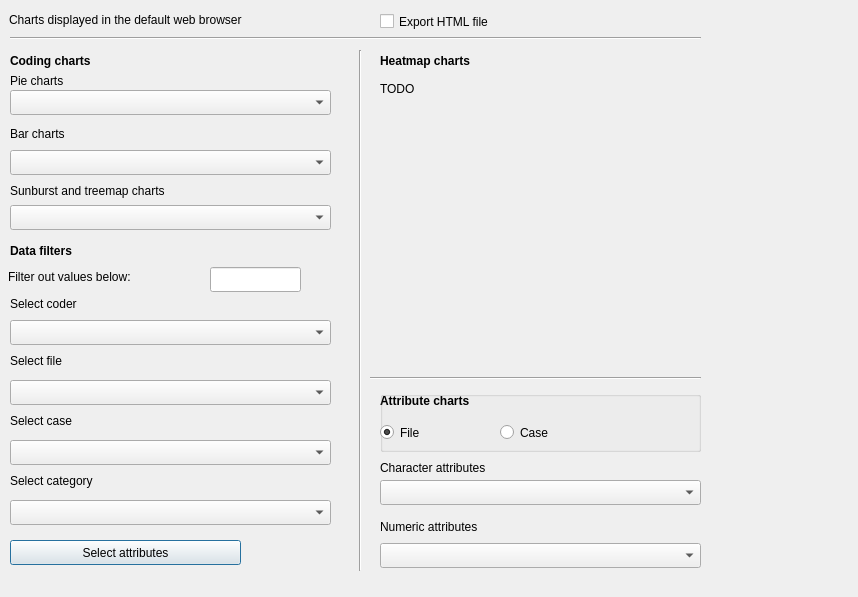
First picture: the form in GUI_UIs/ui_dialog_charts.ui, repository ccbogel/QualCoder, before the edit.
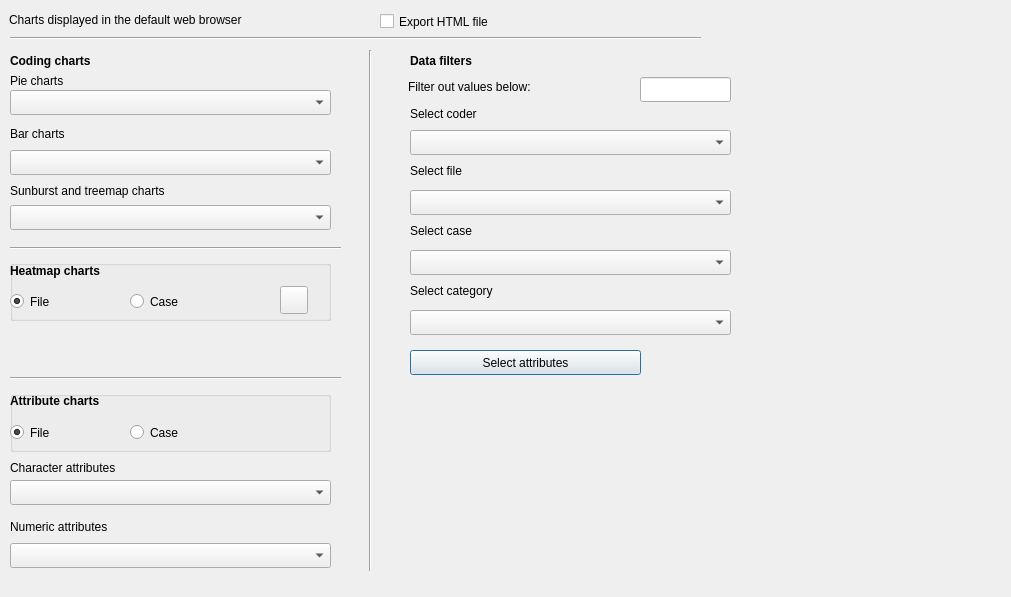
Second picture: the form after the edit.

Diff of the .ui file:
```diff
--- a/GUI_UIs/ui_dialog_charts.ui
+++ b/GUI_UIs/ui_dialog_charts.ui
@@ -6,7 +6,7 @@
    <rect>
     <x>0</x>
     <y>0</y>
-    <width>858</width>
+    <width>1011</width>
     <height>597</height>
    </rect>
   </property>
@@ -98,8 +98,8 @@
   <widget class="QLabel" name="label_coder">
    <property name="geometry">
     <rect>
-     <x>10</x>
-     <y>293</y>
+     <x>410</x>
+     <y>103</y>
      <width>151</width>
      <height>22</height>
     </rect>
@@ -111,8 +111,8 @@
   <widget class="QComboBox" name="comboBox_coders">
    <property name="geometry">
     <rect>
-     <x>10</x>
-     <y>320</y>
+     <x>410</x>
+     <y>130</y>
      <width>321</width>
      <height>25</height>
     </rect>
@@ -121,8 +121,8 @@
   <widget class="QComboBox" name="comboBox_file">
    <property name="geometry">
     <rect>
-     <x>10</x>
-     <y>380</y>
+     <x>410</x>
+     <y>190</y>
      <width>321</width>
      <height>25</height>
     </rect>
@@ -131,8 +131,8 @@
   <widget class="QLabel" name="label_select_file">
    <property name="geometry">
     <rect>
-     <x>10</x>
-     <y>350</y>
+     <x>410</x>
+     <y>160</y>
      <width>231</width>
      <height>22</height>
     </rect>
@@ -144,8 +144,8 @@
   <widget class="QComboBox" name="comboBox_case">
    <property name="geometry">
     <rect>
-     <x>10</x>
-     <y>440</y>
+     <x>410</x>
+     <y>250</y>
      <width>321</width>
      <height>25</height>
     </rect>
@@ -158,8 +158,8 @@
   <widget class="QLabel" name="label_select_case">
    <property name="geometry">
     <rect>
-     <x>10</x>
-     <y>410</y>
+     <x>410</x>
+     <y>220</y>
      <width>211</width>
      <height>22</height>
     </rect>
@@ -175,8 +175,8 @@
   <widget class="QPushButton" name="pushButton_attributes">
    <property name="geometry">
     <rect>
-     <x>10</x>
-     <y>540</y>
+     <x>410</x>
+     <y>350</y>
      <width>231</width>
      <height>25</height>
     </rect>
@@ -188,8 +188,8 @@
   <widget class="QLabel" name="label_filter">
    <property name="geometry">
     <rect>
-     <x>8</x>
-     <y>266</y>
+     <x>408</x>
+     <y>76</y>
      <width>201</width>
      <height>22</height>
     </rect>
@@ -201,8 +201,8 @@
   <widget class="QLineEdit" name="lineEdit_filter">
    <property name="geometry">
     <rect>
-     <x>210</x>
-     <y>267</y>
+     <x>640</x>
+     <y>77</y>
      <width>91</width>
      <height>25</height>
     </rect>
@@ -217,8 +217,8 @@
   <widget class="QLabel" name="label_filters">
    <property name="geometry">
     <rect>
-     <x>10</x>
-     <y>240</y>
+     <x>410</x>
+     <y>50</y>
      <width>291</width>
      <height>22</height>
     </rect>
@@ -255,8 +255,8 @@
   <widget class="QComboBox" name="comboBox_category">
    <property name="geometry">
     <rect>
-     <x>10</x>
-     <y>500</y>
+     <x>410</x>
+     <y>310</y>
      <width>321</width>
      <height>25</height>
     </rect>
@@ -265,8 +265,8 @@
   <widget class="QLabel" name="label_category">
    <property name="geometry">
     <rect>
-     <x>10</x>
-     <y>470</y>
+     <x>410</x>
+     <y>280</y>
      <width>151</width>
      <height>22</height>
     </rect>
@@ -278,7 +278,7 @@
   <widget class="Line" name="line">
    <property name="geometry">
     <rect>
-     <x>350</x>
+     <x>360</x>
      <y>50</y>
      <width>20</width>
      <height>521</height>
@@ -291,7 +291,7 @@
   <widget class="QLabel" name="label_chart_attributes">
    <property name="geometry">
     <rect>
-     <x>380</x>
+     <x>10</x>
      <y>390</y>
      <width>261</width>
      <height>22</height>
@@ -310,7 +310,7 @@
   <widget class="QLabel" name="label_num_attr">
    <property name="geometry">
     <rect>
-     <x>380</x>
+     <x>10</x>
      <y>516</y>
      <width>291</width>
      <height>22</height>
@@ -323,7 +323,7 @@
   <widget class="QLabel" name="label_char_attr">
    <property name="geometry">
     <rect>
-     <x>380</x>
+     <x>10</x>
      <y>457</y>
      <width>291</width>
      <height>22</height>
@@ -336,7 +336,7 @@
   <widget class="QComboBox" name="comboBox_num_attributes">
    <property name="geometry">
     <rect>
-     <x>380</x>
+     <x>10</x>
      <y>543</y>
      <width>321</width>
      <height>25</height>
@@ -346,7 +346,7 @@
   <widget class="QComboBox" name="comboBox_char_attributes">
    <property name="geometry">
     <rect>
-     <x>380</x>
+     <x>10</x>
      <y>480</y>
      <width>321</width>
      <height>25</height>
@@ -356,7 +356,7 @@
   <widget class="Line" name="line_2">
    <property name="geometry">
     <rect>
-     <x>370</x>
+     <x>10</x>
      <y>370</y>
      <width>331</width>
      <height>16</height>
@@ -369,7 +369,7 @@
   <widget class="QGroupBox" name="groupBox">
    <property name="geometry">
     <rect>
-     <x>380</x>
+     <x>10</x>
      <y>391</y>
      <width>321</width>
      <height>61</height>
@@ -430,8 +430,8 @@
   <widget class="QLabel" name="label_chart_options_2">
    <property name="geometry">
     <rect>
-     <x>380</x>
-     <y>50</y>
+     <x>10</x>
+     <y>260</y>
      <width>261</width>
      <height>22</height>
     </rect>
@@ -459,19 +459,113 @@
     <enum>Qt::Horizontal</enum>
    </property>
   </widget>
-  <widget class="QLabel" name="label">
+  <widget class="QGroupBox" name="groupBox_heatmaps">
    <property name="geometry">
     <rect>
-     <x>380</x>
-     <y>80</y>
-     <width>67</width>
-     <height>17</height>
+     <x>10</x>
+     <y>260</y>
+     <width>321</width>
+     <height>61</height>
     </rect>
    </property>
-   <property name="text">
-    <string>TODO</string>
+   <property name="maximumSize">
+    <size>
+     <width>16777215</width>
+     <height>16777215</height>
+    </size>
    </property>
+   <property name="title">
+    <string/>
+   </property>
+   <widget class="QRadioButton" name="radioButton_heatmap_file">
+    <property name="geometry">
+     <rect>
+      <x>0</x>
+      <y>30</y>
+      <width>112</width>
+      <height>23</height>
+     </rect>
+    </property>
+    <property name="text">
+     <string>File</string>
+    </property>
+    <property name="checked">
+     <bool>true</bool>
+    </property>
+   </widget>
+   <widget class="QRadioButton" name="radioButton_heatmap_case">
+    <property name="geometry">
+     <rect>
+      <x>120</x>
+      <y>30</y>
+      <width>112</width>
+      <height>23</height>
+     </rect>
+    </property>
+    <property name="text">
+     <string>Case</string>
+    </property>
+   </widget>
+   <widget class="QPushButton" name="pushButton_heatmap">
+    <property name="geometry">
+     <rect>
+      <x>270</x>
+      <y>26</y>
+      <width>28</width>
+      <height>28</height>
+     </rect>
+    </property>
+    <property name="text">
+     <string/>
+    </property>
+   </widget>
   </widget>
+  <widget class="Line" name="line_4">
+   <property name="geometry">
+    <rect>
+     <x>10</x>
+     <y>240</y>
+     <width>331</width>
+     <height>16</height>
+    </rect>
+   </property>
+   <property name="orientation">
+    <enum>Qt::Horizontal</enum>
+   </property>
+  </widget>
+  <zorder>groupBox</zorder>
+  <zorder>groupBox_heatmaps</zorder>
+  <zorder>label_info</zorder>
+  <zorder>label_pie</zorder>
+  <zorder>label_bar</zorder>
+  <zorder>comboBox_pie_charts</zorder>
+  <zorder>comboBox_bar_charts</zorder>
+  <zorder>comboBox_sunburst_charts</zorder>
+  <zorder>label_hierarchy</zorder>
+  <zorder>label_coder</zorder>
+  <zorder>comboBox_coders</zorder>
+  <zorder>comboBox_file</zorder>
+  <zorder>label_select_file</zorder>
+  <zorder>comboBox_case</zorder>
+  <zorder>label_select_case</zorder>
+  <zorder>pushButton_attributes</zorder>
+  <zorder>label_filter</zorder>
+  <zorder>lineEdit_filter</zorder>
+  <zorder>label_filters</zorder>
+  <zorder>label_chart_options</zorder>
+  <zorder>comboBox_category</zorder>
+  <zorder>label_category</zorder>
+  <zorder>line</zorder>
+  <zorder>label_chart_attributes</zorder>
+  <zorder>label_num_attr</zorder>
+  <zorder>label_char_attr</zorder>
+  <zorder>comboBox_num_attributes</zorder>
+  <zorder>comboBox_char_attributes</zorder>
+  <zorder>line_2</zorder>
+  <zorder>checkBox_export_html</zorder>
+  <zorder>label_chart_options_2</zorder>
+  <zorder>line_3</zorder>
+  <zorder>line_4</zorder>
  </widget>
  <resources/>
  <connections/>
```
